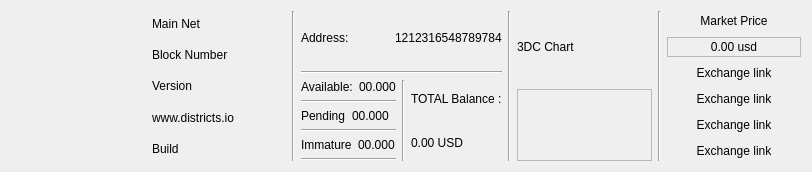
Qt form src/qt/topinfoarea.ui (thaodv/3dcoin) before a commit.
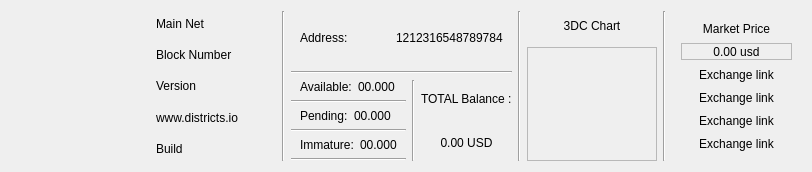
The same form after that commit. Icons and pictures are not drawn.

Commit message: Nibedit:added blue theme

What changed in the file:
```diff
--- a/src/qt/topinfoarea.ui
+++ b/src/qt/topinfoarea.ui
@@ -43,6 +43,15 @@
      </item>
      <item>
       <layout class="QVBoxLayout" name="verticalLayout_2">
+       <property name="spacing">
+        <number>6</number>
+       </property>
+       <property name="leftMargin">
+        <number>9</number>
+       </property>
+       <property name="rightMargin">
+        <number>9</number>
+       </property>
        <item>
         <widget class="QLabel" name="label_2">
          <property name="text">
@@ -94,6 +103,12 @@
       <layout class="QVBoxLayout" name="verticalLayout_4">
        <item>
         <layout class="QHBoxLayout" name="horizontalLayout_3">
+         <property name="leftMargin">
+          <number>9</number>
+         </property>
+         <property name="rightMargin">
+          <number>9</number>
+         </property>
          <item>
           <widget class="QLabel" name="label_7">
            <property name="text">
@@ -123,6 +138,12 @@
           <layout class="QVBoxLayout" name="verticalLayout">
            <item>
             <layout class="QHBoxLayout" name="horizontalLayout_4">
+             <property name="leftMargin">
+              <number>9</number>
+             </property>
+             <property name="rightMargin">
+              <number>9</number>
+             </property>
              <item>
               <widget class="QLabel" name="label_9">
                <property name="text">
@@ -148,10 +169,16 @@
            </item>
            <item>
             <layout class="QHBoxLayout" name="horizontalLayout_2">
+             <property name="leftMargin">
+              <number>9</number>
+             </property>
+             <property name="rightMargin">
+              <number>9</number>
+             </property>
              <item>
               <widget class="QLabel" name="label_12">
                <property name="text">
-                <string>Pending</string>
+                <string>Pending:</string>
                </property>
               </widget>
              </item>
@@ -173,10 +200,16 @@
            </item>
            <item>
             <layout class="QHBoxLayout" name="horizontalLayout">
+             <property name="leftMargin">
+              <number>9</number>
+             </property>
+             <property name="rightMargin">
+              <number>9</number>
+             </property>
              <item>
               <widget class="QLabel" name="label_14">
                <property name="text">
-                <string>Immature</string>
+                <string>Immature:</string>
                </property>
               </widget>
              </item>
@@ -219,6 +252,9 @@
              <property name="text">
               <string>0.00 USD</string>
              </property>
+             <property name="alignment">
+              <set>Qt::AlignCenter</set>
+             </property>
             </widget>
            </item>
           </layout>
@@ -238,9 +274,18 @@
       <layout class="QVBoxLayout" name="verticalLayout_6">
        <item>
         <widget class="QLabel" name="label_17">
+         <property name="maximumSize">
+          <size>
+           <width>16777215</width>
+           <height>30</height>
+          </size>
+         </property>
          <property name="text">
           <string>3DC Chart</string>
          </property>
+         <property name="alignment">
+          <set>Qt::AlignCenter</set>
+         </property>
         </widget>
        </item>
        <item>
@@ -270,6 +315,18 @@
      </item>
      <item>
       <layout class="QVBoxLayout" name="verticalLayout_5">
+       <property name="leftMargin">
+        <number>9</number>
+       </property>
+       <property name="topMargin">
+        <number>9</number>
+       </property>
+       <property name="rightMargin">
+        <number>9</number>
+       </property>
+       <property name="bottomMargin">
+        <number>9</number>
+       </property>
        <item>
         <widget class="QLabel" name="label_18">
          <property name="text">
```
Left out of the diff: 8 changed lines with no effect on the pictures. The commit also changes 2 other files.
